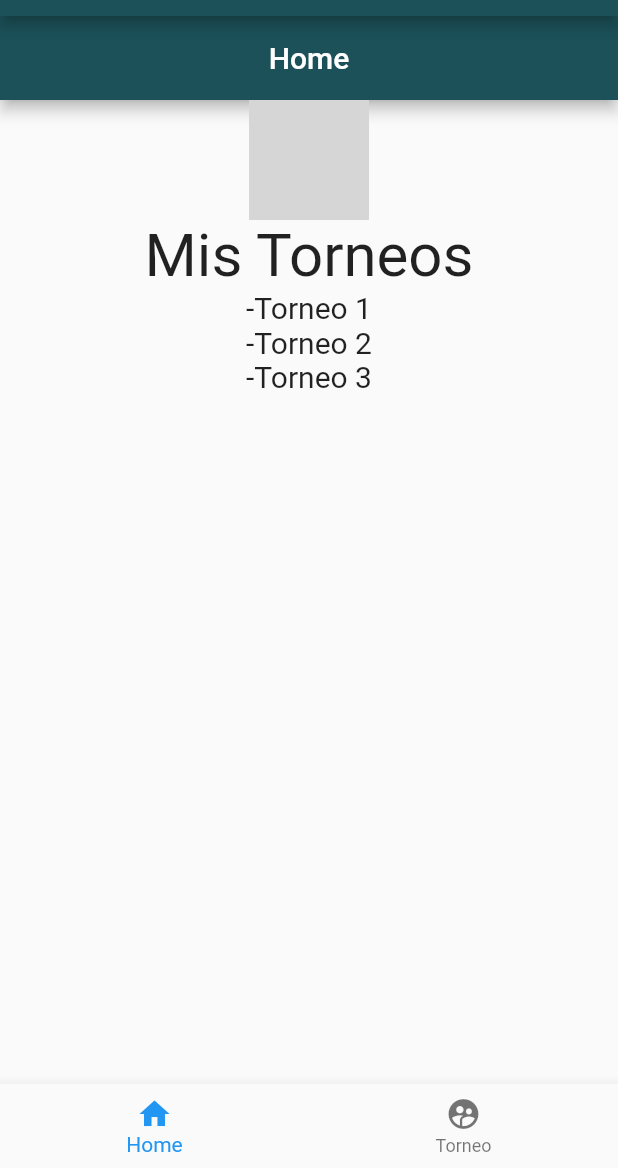
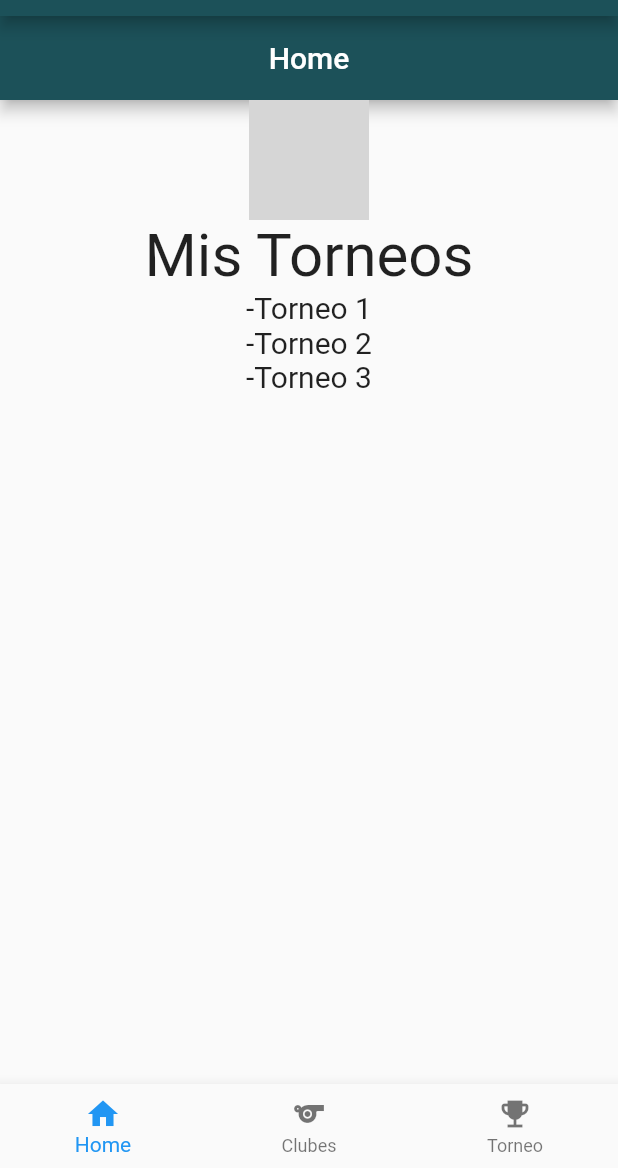
Before and after one commit to Balam2001/ProyectoDart, a Flutter app: the screen it shows after launch, on a phone screen of 412 x 824 dp, the part 68-1236 px from its top. Run offline on Flutter 3.47's test engine with Material 2 defaults, Android fonts, the phone set to English and light mode, and no system bars; network calls fail; grey boxes are pictures that could not be loaded.

Commit message:
Cambios rutas

```diff
--- a/lib/main.dart
+++ b/lib/main.dart
@@ -47,6 +47,7 @@ class _MyAppState extends State<MyApp> {
                 ),
                 child:null,
               ),
+
               SizedBox(
                 height: 500.0,
                 child: ListView.separated(
@@ -67,7 +68,8 @@ class _MyAppState extends State<MyApp> {
         bottomNavigationBar:  BottomNavigationBar(
           items:[
             const BottomNavigationBarItem(icon: Icon(Icons.home), label: 'Home'),
-            const BottomNavigationBarItem(icon: Icon(Icons.supervised_user_circle), label: 'Torneo')
+            const BottomNavigationBarItem(icon: Icon(Icons.sports), label: 'Clubes'),
+            const BottomNavigationBarItem(icon: Icon(Icons.emoji_events), label: 'Torneo')
           ],
           onTap: (index){
             setState(() {
--- a/lib/routes/app_routes.dart
+++ b/lib/routes/app_routes.dart
@@ -7,7 +7,7 @@ class AppRoutes{
   static const String initialRoute = 'home';
 
   static final menuOptions = <ItemMenu>[
-    ItemMenu(label: 'Home Screen', route: 'home', icon: Icons.house, screen: const LoginScreen()),
+    ItemMenu(label: 'Login', route: 'login', icon: Icons.account_circle, screen: const LoginScreen()),
     ItemMenu(label: 'Registro', route: 'registro_usuario', icon: Icons.fingerprint, screen: const RegistroScreen())
   ];
 
```
Also changed, not shown: lib/screens/filtros_screen.dart (added, +32 -0 lines), lib/screens/registro_screen.dart (+6 -1 lines).
